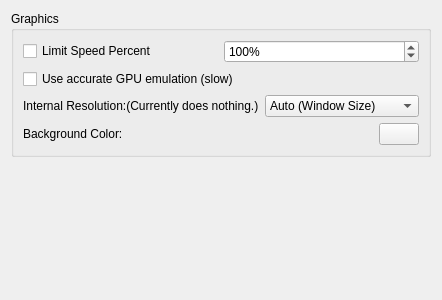
Above: src/yuzu/configuration/configure_graphics.ui from rorrim-rorrim/eden-alt before the change. Below: the same form after it.
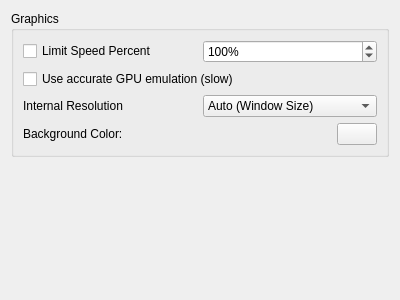
That is the form after the change.

Commit message:
Report resolution scaling support for vi and am
Specifying an internal resolution in yuzu now will report the scaled changes to vi and am.

What changed in the file:
```diff
--- a/src/yuzu/configuration/configure_graphics.ui
+++ b/src/yuzu/configuration/configure_graphics.ui
@@ -61,7 +61,7 @@
           <item>
            <widget class="QLabel" name="label">
             <property name="text">
-             <string>Internal Resolution:(Currently does nothing.)</string>
+             <string>Internal Resolution</string>
             </property>
            </widget>
           </item>
```
Lines whose indentation alone changed are shown as unchanged. The commit also changes 2 other files.
